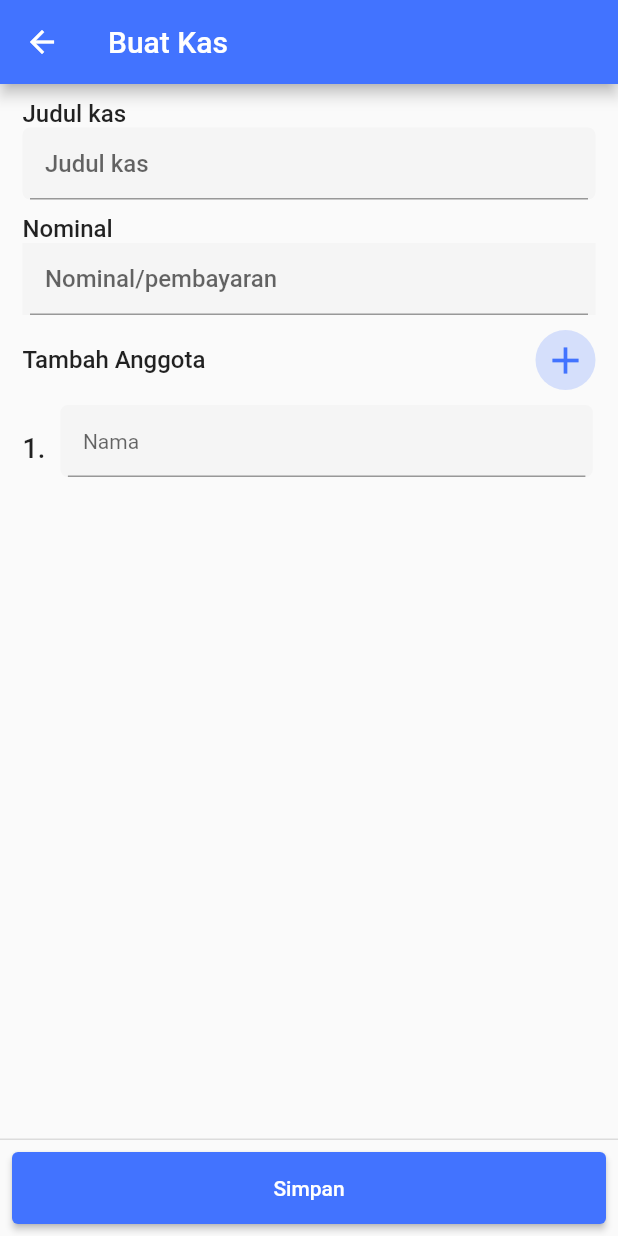
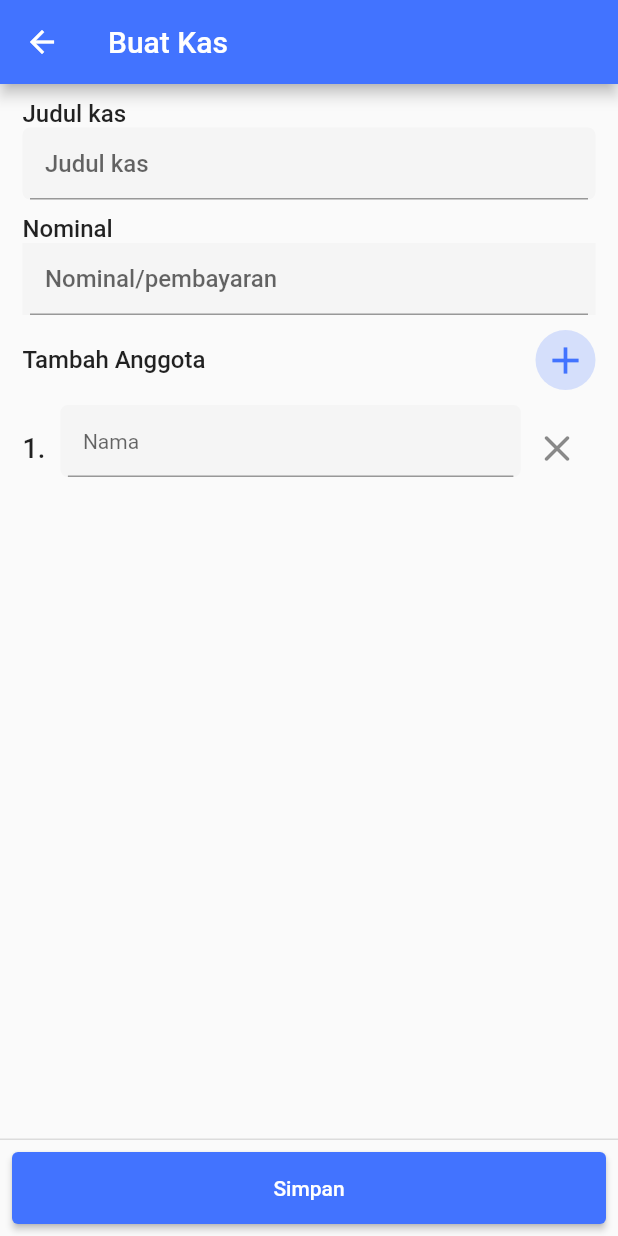
Before and after one commit to Imronarrosid/aplikasi_pembayaran_kas, a Flutter app: the CreatePayment screen opened directly, on a phone screen of 412 x 824 dp. Run offline on Flutter 3.47's test engine with Material 2 defaults, Android fonts, the phone set to English and light mode, and no system bars; our stand-ins replace entry, flutter_bounceable, flutter_local_notifications, hive, hive_flutter, iconly and 1 more; accounts and stored records are empty.

Commit message:
add remove button on each person form

```diff
--- a/lib/view/create_payment.dart
+++ b/lib/view/create_payment.dart
@@ -186,8 +186,10 @@ class _CreatePaymentState extends State<CreatePayment> {
                   physics: const NeverScrollableScrollPhysics(),
                   shrinkWrap: true,
                   itemCount: form.length,
-                  itemBuilder: (context, index) {
+                  itemBuilder: (_, index) {
+                    //Form person list
                     return Row(
+                      crossAxisAlignment: CrossAxisAlignment.center,
                       children: [
                         Text(
                           '${form.length - index}.',
@@ -203,7 +205,7 @@ class _CreatePaymentState extends State<CreatePayment> {
                               color: Colors.grey[100],
                               borderRadius: BorderRadius.circular(5),
                             ),
-                            width: sreenWidth - 57,
+                            width: sreenWidth - 105,
                             child: TextFormField(
                               controller: form[index],
                               validator: (value) {
@@ -226,6 +228,14 @@ class _CreatePaymentState extends State<CreatePayment> {
                             ),
                           ),
                         ),
+                        IconButton(
+                          onPressed: (){
+                            form.removeAt(index);
+                            setState(() {
+
+                            });
+                          },
+                          icon:const Icon(Icons.clear_rounded,size:30,color: Colors.black45,))
                       ],
                     );
                   }),
```
